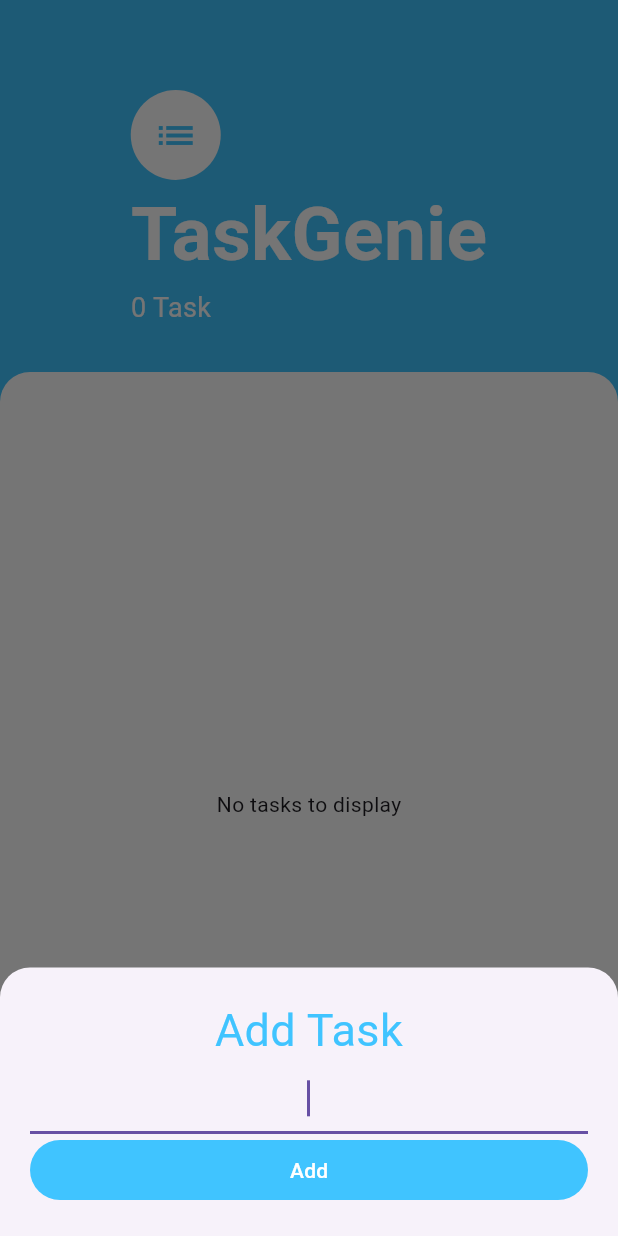
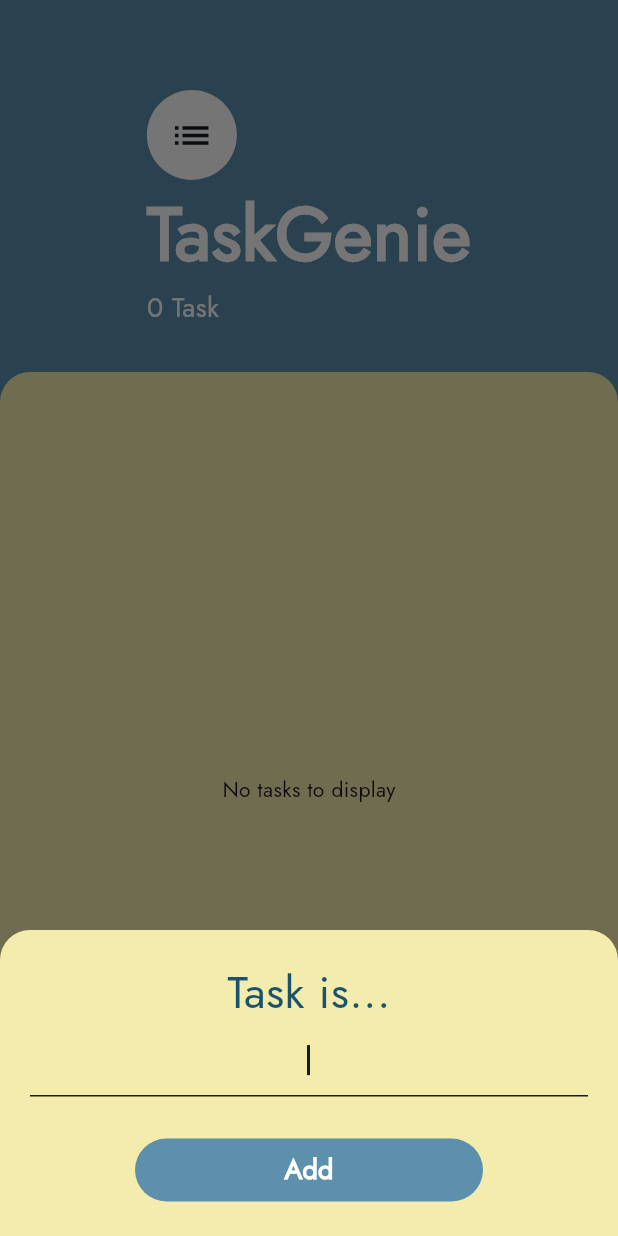
Before and after one commit to Kaizoku01/Task-Genie, a Flutter app: the screen it shows after launch, after a tap on the "add" icon, on a phone screen of 412 x 824 dp. Run offline on Flutter 3.47's test engine with Material 3 defaults, Android fonts, the phone set to English and light mode, and no system bars; our stand-ins replace hive, hive_flutter; accounts and stored records are empty.

Commit message:
theme-added

```diff
--- a/lib/Screens/Widgets/tasks_list.dart
+++ b/lib/Screens/Widgets/tasks_list.dart
@@ -23,6 +23,7 @@ class TasksList extends StatelessWidget {
               longPressCallback: () {
                 taskData.deleteTask(task, context);
               },
+              index: index+1,
             );
           },
           itemCount: taskData.taskCount,
--- a/lib/Screens/Widgets/tasks_tile.dart
+++ b/lib/Screens/Widgets/tasks_tile.dart
@@ -1,27 +1,36 @@
 import 'package:flutter/material.dart';
+import 'package:todoey/common/themes/app_color_scheme.dart';
+import 'package:todoey/common/themes/app_text_theme.dart';
 
 class TasksTile extends StatelessWidget {
   final bool isChecked;
   final String taskTitle;
   final Function(bool?) checkboxCallback;
   final Function()? longPressCallback;
+  final int index;
   const TasksTile(
-      {Key? key, required this.isChecked,
+      {Key? key,
+      required this.isChecked,
       required this.taskTitle,
       required this.checkboxCallback,
-      this.longPressCallback}) : super(key: key);
+      this.longPressCallback,
+        this.index = 0,
+      })
+      : super(key: key);
 
   @override
   Widget build(BuildContext context) {
     return ListTile(
       onLongPress: longPressCallback,
       title: Text(
-        taskTitle,
-        style: TextStyle(
-            decoration: isChecked ? TextDecoration.lineThrough : null),
+        '$index. $taskTitle',
+        style: TaskGenieTextTheme.taskGenieTextTheme(Colors.black)
+            .displayMedium!
+            .copyWith(
+                decoration: isChecked ? TextDecoration.lineThrough : null),
       ),
       trailing: Checkbox(
-        activeColor: Colors.lightBlueAccent,
+        activeColor: TaskGenieColor.colorPalette4,
         value: isChecked,
         onChanged: checkboxCallback,
       ),
--- a/lib/Screens/add_task_screen.dart
+++ b/lib/Screens/add_task_screen.dart
@@ -1,8 +1,8 @@
 import 'package:flutter/material.dart';
 import 'package:provider/provider.dart';
 import 'package:todoey/Modals/task_data.dart';
-
-import '../constants.dart';
+import 'package:todoey/common/themes/app_color_scheme.dart';
+import 'package:todoey/common/themes/app_text_theme.dart';
 
 class AddTaskScreen extends StatelessWidget {
   const AddTaskScreen({Key? key}) : super(key: key);
@@ -15,10 +15,12 @@ class AddTaskScreen extends StatelessWidget {
       child: Column(
         crossAxisAlignment: CrossAxisAlignment.stretch,
         children: [
-          const Text(
-            'Add Task',
+          Text(
+            'Task is...',
             textAlign: TextAlign.center,
-            style: TextStyle(fontSize: 30.0, color: Colors.lightBlueAccent),
+            style: TaskGenieTextTheme.taskGenieTextTheme(
+                    TaskGenieColor.colorPalette4)
+                .titleMedium,
           ),
           TextField(
             autofocus: true,
@@ -26,13 +28,31 @@ class AddTaskScreen extends StatelessWidget {
             onChanged: (newText) {
               newTaskTitle = newText;
             },
+            cursorColor: TaskGenieColor.colorPalette6,
+            cursorHeight: 20,
+            style: TaskGenieTextTheme.taskGenieTextTheme(
+                    TaskGenieColor.colorPalette6)
+                .displayMedium,
+            decoration: InputDecoration(
+              enabledBorder: UnderlineInputBorder(
+                borderSide: BorderSide(color: TaskGenieColor.colorPalette6),
               ),
-          TextButton(
-            style:
-                TextButton.styleFrom(backgroundColor: Colors.lightBlueAccent),
-            child: const Text(
+              focusedBorder: UnderlineInputBorder(
+                borderSide: BorderSide(color: TaskGenieColor.colorPalette6),
+              ),
+            ),
+          ),
+          Padding(
+            padding: const EdgeInsets.only(top: 25.0, left: 70, right: 70),
+            child: TextButton(
+              style: TextButton.styleFrom(
+                backgroundColor: TaskGenieColor.colorPalette1,
+              ),
+              child: Text(
                 'Add',
-              style: TextStyle(color: Colors.white),
+                style: TaskGenieTextTheme.taskGenieTextTheme(
+                        Colors.white)
+                    .labelMedium,
               ),
               onPressed: () {
                 Provider.of<TaskData>(context, listen: false)
@@ -40,6 +60,7 @@ class AddTaskScreen extends StatelessWidget {
                 Navigator.pop(context);
               },
             ),
+          ),
         ],
       ),
     );
--- a/lib/Screens/task_screen.dart
+++ b/lib/Screens/task_screen.dart
@@ -1,5 +1,6 @@
 import 'package:flutter/material.dart';
 import 'package:todoey/Screens/add_task_screen.dart';
+import 'package:todoey/common/themes/app_color_scheme.dart';
 import 'package:todoey/constants.dart';
 import 'package:provider/provider.dart';
 import 'package:todoey/Modals/task_data.dart';
@@ -12,12 +13,16 @@ class TasksScreen extends StatelessWidget {
   @override
   Widget build(BuildContext context) {
     return Scaffold(
-      backgroundColor: Colors.lightBlueAccent,
       floatingActionButton: FloatingActionButton(
-        child: const Icon(Icons.add,color: Colors.white,size: 28,),
-        backgroundColor: Colors.lightBlueAccent,
+        child: const Icon(
+          Icons.add,
+          color: Colors.white,
+          size: 28,
+        ),
+        backgroundColor: TaskGenieColor.colorPalette1,
         shape: RoundedRectangleBorder(
-            borderRadius: BorderRadius.circular(50.0),),
+          borderRadius: BorderRadius.circular(50.0),
+        ),
         onPressed: () {
           showModalBottomSheet(
             isScrollControlled: true,
@@ -31,6 +36,7 @@ class TasksScreen extends StatelessWidget {
                 child: const AddTaskScreen(),
               ),
             ),
+            backgroundColor: TaskGenieColor.colorPalette3,
           );
         },
       ),
@@ -54,9 +60,12 @@ class TasksScreen extends StatelessWidget {
             child: Container(
               decoration: kCardDecoration,
               width: double.infinity,
-              child: Provider.of<TaskData>(context).taskCount == 0 ? const Center(child: Text('No tasks to display')) : const TasksList(),
+              child: Provider.of<TaskData>(context).taskCount == 0
+                  ? const Center(child: Text('No tasks to display'))
+                  : const TasksList(),
             ),
-          )
+          ),
+          const Text('hold the task to delete',style: TextStyle(color: Colors.white),),
         ],
       ),
     );
--- a/lib/Services/hive_manager.dart
+++ b/lib/Services/hive_manager.dart
@@ -29,7 +29,9 @@ class HiveManager {
 
     Hive.registerAdapter(TaskAdapter());
 
-    _myBox = await Hive.openBox(_boxName);
+    _myBox = await Hive.openBox(_boxName,compactionStrategy: (entries, deletedEntries) {
+      return deletedEntries > 50;
+    });
   }
 
   ///[hiveTaskBox] public getter for the private [_myBox] box
--- /dev/null
+++ b/lib/common/themes/app_color_scheme.dart
@@ -0,0 +1,24 @@
+
+import 'package:flutter/material.dart';
+
+
+class TaskGenieColor{
+  static Color get colorPalette1 =>
+      const Color.fromRGBO(92, 144, 172 ,1);
+
+  static Color get colorPalette2 =>
+      const Color.fromRGBO(52, 180, 236 ,1);
+
+  static Color get colorPalette3 =>
+      const Color.fromRGBO(244, 236, 172 ,1);
+
+  static Color get colorPalette4 =>
+      const Color.fromRGBO(28, 83, 108 ,1);
+
+  static Color get colorPalette5 =>
+      const Color.fromRGBO(180, 180, 172 ,1);
+
+  static Color get colorPalette6 =>
+      const Color.fromRGBO(19, 28, 34,1);
+
+}
--- /dev/null
+++ b/lib/common/themes/app_text_theme.dart
@@ -0,0 +1,39 @@
+import 'package:flutter/material.dart';
+
+abstract class TaskGenieTextTheme{
+  static TextTheme taskGenieTextTheme(Color textColor){
+    return TextTheme(
+      //Task Text
+      displayMedium: TextStyle(
+        fontSize: 20,
+        color: textColor,
+      ),
+
+      //AppName
+      titleLarge: TextStyle(
+          color: textColor,
+          fontSize: 50.0,
+          fontWeight: FontWeight.w700
+      ),
+
+      //Add screen prompt
+      titleMedium: TextStyle(
+        color: textColor,
+        fontSize: 30,
+      ),
+
+      //Add button prompt
+      labelMedium: TextStyle(
+          color: textColor,
+          fontSize: 18,
+        fontWeight: FontWeight.w800,
+      ),
+
+      //snackbar promt
+      labelSmall: TextStyle(
+        color: textColor,
+        fontSize: 16,
+      )
+    );
+  }
+}
--- a/lib/constants.dart
+++ b/lib/constants.dart
@@ -1,24 +1,25 @@
 import 'package:flutter/material.dart';
+import 'package:todoey/common/themes/app_color_scheme.dart';
+import 'package:todoey/common/themes/app_text_theme.dart';
 
-const kListIcon = CircleAvatar(
+final kListIcon = CircleAvatar(
   child: Icon(
     Icons.list,
     size: 30.0,
-    color: Colors.lightBlueAccent,
+    color: TaskGenieColor.colorPalette6,
   ),
   backgroundColor: Colors.white,
   radius: 30.0,
 );
 
-const kHeadText = Text(
+final kHeadText = Text(
   'TaskGenie',
-  style: TextStyle(
-      color: Colors.white, fontSize: 50.0, fontWeight: FontWeight.w700),
+  style: TaskGenieTextTheme.taskGenieTextTheme(Colors.white).titleLarge,
 );
 
-const kCardDecoration = BoxDecoration(
-  color: Colors.white,
-  borderRadius: BorderRadius.only(
+final kCardDecoration = BoxDecoration(
+  color: TaskGenieColor.colorPalette3,
+  borderRadius: const BorderRadius.only(
     topLeft: Radius.circular(20.0),
     topRight: Radius.circular(20.0),
   ),
@@ -34,9 +35,9 @@ const kAddCardDecoration = RoundedRectangleBorder(
 promptSnackBar({required BuildContext context,required String prompt}){
   return ScaffoldMessenger.of(context).showSnackBar(
     SnackBar(
-      content: Text(prompt),
-      backgroundColor: Colors.purple,
-      duration: const Duration(milliseconds: 800),
+      content: Text(prompt,style: TaskGenieTextTheme.taskGenieTextTheme(Colors.white).labelSmall,),
+      backgroundColor: TaskGenieColor.colorPalette4,
+      duration: const Duration(milliseconds: 1000),
     ),
   );
 }
--- a/lib/main.dart
+++ b/lib/main.dart
@@ -4,6 +4,8 @@ import 'package:todoey/Modals/task.dart';
 import 'package:todoey/Screens/task_screen.dart';
 import 'package:todoey/Modals/task_data.dart';
 import 'package:todoey/Services/hive_manager.dart';
+import 'package:todoey/common/themes/app_color_scheme.dart';
+import 'package:todoey/common/themes/app_text_theme.dart';
 
 void main() async {
   WidgetsFlutterBinding.ensureInitialized();
@@ -24,9 +26,14 @@ class MyApp extends StatelessWidget {
   const MyApp({Key? key}) : super(key: key);
   @override
   Widget build(BuildContext context) {
-    return const MaterialApp(
+    return MaterialApp(
       debugShowCheckedModeBanner: false,
-      home: TasksScreen(),
+      theme: ThemeData(
+        scaffoldBackgroundColor: TaskGenieColor.colorPalette1,
+        fontFamily: "Jost",
+        textTheme: TaskGenieTextTheme.taskGenieTextTheme(Colors.black),
+      ),
+      home: const TasksScreen(),
     );
   }
 }
```
Also changed, not shown: pubspec.yaml (+4 -6 lines), assets/fonts/Jost-Regular.ttf (added). Lines whose indentation alone changed are shown as unchanged.
